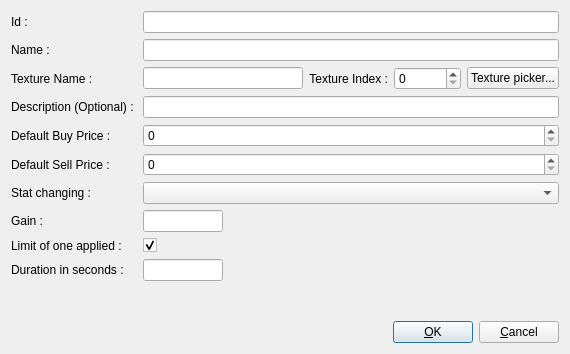
This is itemEditor/src/editStatsItemForm.ui in jeremydumais/TheWarrior as Qt 5 draws it before an edit. The edited form follows.
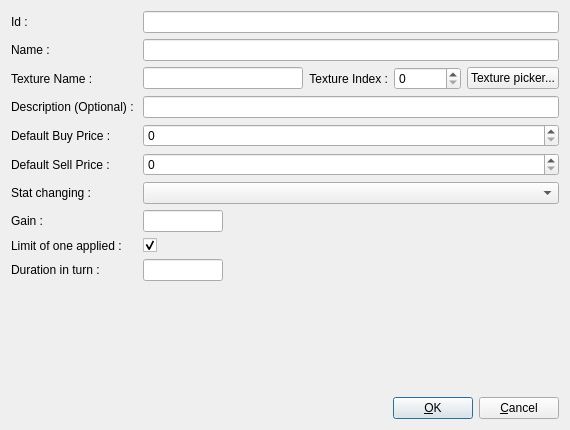
This is the edited form. Icons and pictures are not drawn.

```diff
--- a/itemEditor/src/editStatsItemForm.ui
+++ b/itemEditor/src/editStatsItemForm.ui
@@ -7,7 +7,7 @@
     <x>0</x>
     <y>0</y>
     <width>570</width>
-    <height>354</height>
+    <height>430</height>
    </rect>
   </property>
   <property name="windowTitle">
@@ -167,7 +167,7 @@
      <item row="10" column="0">
       <widget class="QLabel" name="label_8">
        <property name="text">
-        <string>Duration in seconds :</string>
+        <string>Duration in turn :</string>
        </property>
       </widget>
      </item>
```
Left out of the diff: 4 changed lines with no effect on the pictures.
